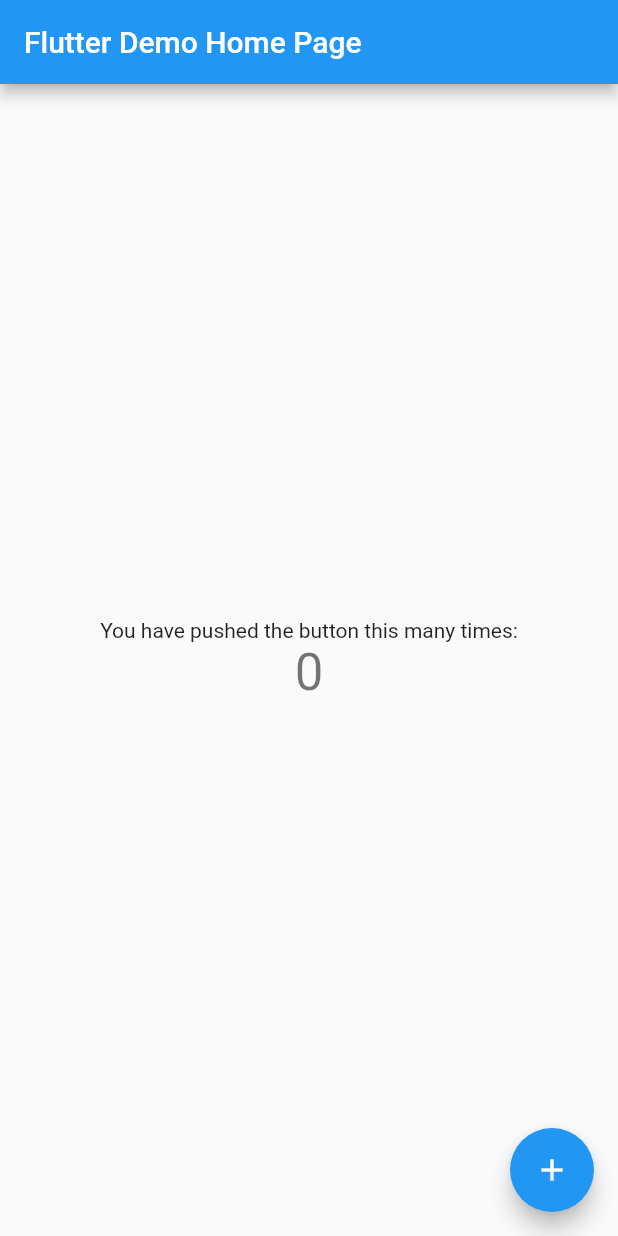
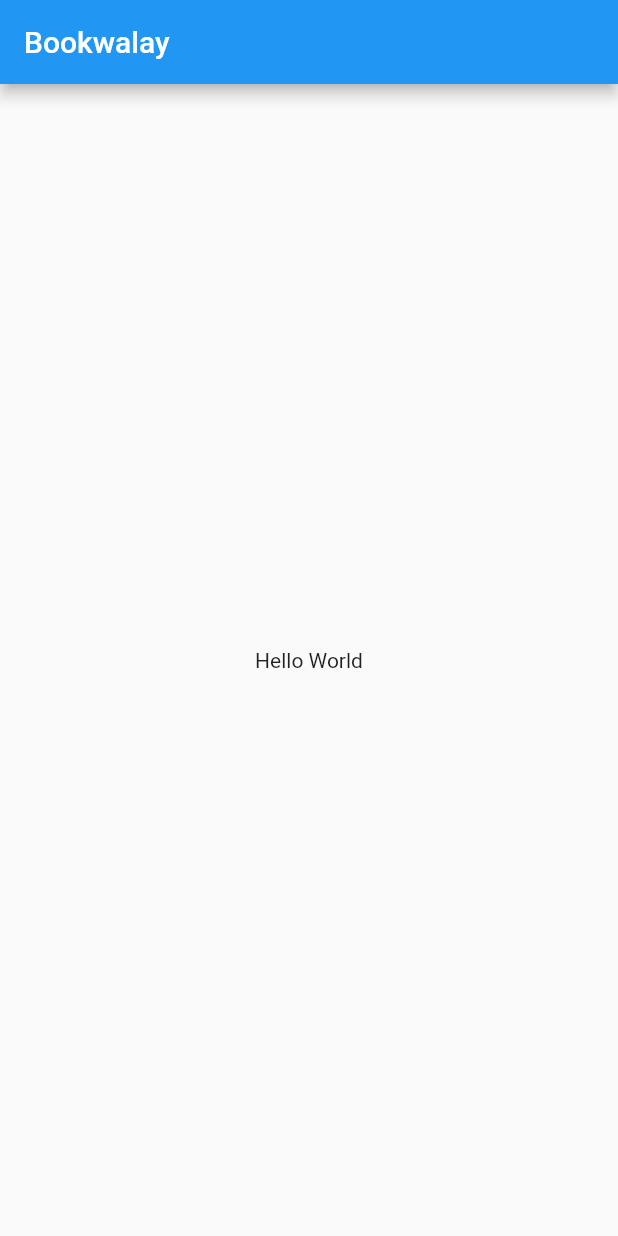
Before and after one commit to sandy836/bookwalay, a Flutter app: the screen it shows after launch, on a phone screen of 412 x 824 dp. Run offline on Flutter 3.47's test engine with Material 2 defaults, Android fonts, the phone set to English and light mode, and no system bars.

Commit message:
added home activity

```diff
--- /dev/null
+++ b/lib/activities/home_activity.dart
@@ -0,0 +1,21 @@
+import 'package:flutter/material.dart';
+
+
+class HomeActivity extends StatelessWidget {
+  const HomeActivity({Key? key}) : super(key: key);
+
+  @override
+  Widget build(BuildContext context) {
+    return MaterialApp(
+      title: 'Welcome to Flutter',
+      home: Scaffold(
+        appBar: AppBar(
+          title: const Text('Bookwalay'),
+        ),
+        body: const Center(
+          child: Text('Hello World'),
+        ),
+      ),
+    );
+  }
+}
--- a/lib/main.dart
+++ b/lib/main.dart
@@ -1,115 +1,6 @@
 import 'package:flutter/material.dart';
+import 'package:bookwalay/activities/home_activity.dart';
 
 void main() {
-  runApp(const MyApp());
+  runApp(const HomeActivity());
 }
-
-class MyApp extends StatelessWidget {
-  const MyApp({Key? key}) : super(key: key);
-
-  // This widget is the root of your application.
-  @override
-  Widget build(BuildContext context) {
-    return MaterialApp(
-      title: 'Flutter Demo',
-      theme: ThemeData(
-        // This is the theme of your application.
-        //
-        // Try running your application with "flutter run". You'll see the
-        // application has a blue toolbar. Then, without quitting the app, try
-        // changing the primarySwatch below to Colors.green and then invoke
-        // "hot reload" (press "r" in the console where you ran "flutter run",
-        // or simply save your changes to "hot reload" in a Flutter IDE).
-        // Notice that the counter didn't reset back to zero; the application
-        // is not restarted.
-        primarySwatch: Colors.blue,
-      ),
-      home: const MyHomePage(title: 'Flutter Demo Home Page'),
-    );
-  }
-}
-
-class MyHomePage extends StatefulWidget {
-  const MyHomePage({Key? key, required this.title}) : super(key: key);
-
-  // This widget is the home page of your application. It is stateful, meaning
-  // that it has a State object (defined below) that contains fields that affect
-  // how it looks.
-
-  // This class is the configuration for the state. It holds the values (in this
-  // case the title) provided by the parent (in this case the App widget) and
-  // used by the build method of the State. Fields in a Widget subclass are
-  // always marked "final".
-
-  final String title;
-
-  @override
-  State<MyHomePage> createState() => _MyHomePageState();
-}
-
-class _MyHomePageState extends State<MyHomePage> {
-  int _counter = 0;
-
-  void _incrementCounter() {
-    setState(() {
-      // This call to setState tells the Flutter framework that something has
-      // changed in this State, which causes it to rerun the build method below
-      // so that the display can reflect the updated values. If we changed
-      // _counter without calling setState(), then the build method would not be
-      // called again, and so nothing would appear to happen.
-      _counter++;
-    });
-  }
-
-  @override
-  Widget build(BuildContext context) {
-    // This method is rerun every time setState is called, for instance as done
-    // by the _incrementCounter method above.
-    //
-    // The Flutter framework has been optimized to make rerunning build methods
-    // fast, so that you can just rebuild anything that needs updating rather
-    // than having to individually change instances of widgets.
-    return Scaffold(
-      appBar: AppBar(
-        // Here we take the value from the MyHomePage object that was created by
-        // the App.build method, and use it to set our appbar title.
-        title: Text(widget.title),
-      ),
-      body: Center(
-        // Center is a layout widget. It takes a single child and positions it
-        // in the middle of the parent.
-        child: Column(
-          // Column is also a layout widget. It takes a list of children and
-          // arranges them vertically. By default, it sizes itself to fit its
-          // children horizontally, and tries to be as tall as its parent.
-          //
-          // Invoke "debug painting" (press "p" in the console, choose the
-          // "Toggle Debug Paint" action from the Flutter Inspector in Android
-          // Studio, or the "Toggle Debug Paint" command in Visual Studio Code)
-          // to see the wireframe for each widget.
-          //
-          // Column has various properties to control how it sizes itself and
-          // how it positions its children. Here we use mainAxisAlignment to
-          // center the children vertically; the main axis here is the vertical
-          // axis because Columns are vertical (the cross axis would be
-          // horizontal).
-          mainAxisAlignment: MainAxisAlignment.center,
-          children: <Widget>[
-            const Text(
-              'You have pushed the button this many times:',
-            ),
-            Text(
-              '$_counter',
-              style: Theme.of(context).textTheme.headline4,
-            ),
-          ],
-        ),
-      ),
-      floatingActionButton: FloatingActionButton(
-        onPressed: _incrementCounter,
-        tooltip: 'Increment',
-        child: const Icon(Icons.add),
-      ), // This trailing comma makes auto-formatting nicer for build methods.
-    );
-  }
-}
```
Also changed, not shown: 1 other file.
